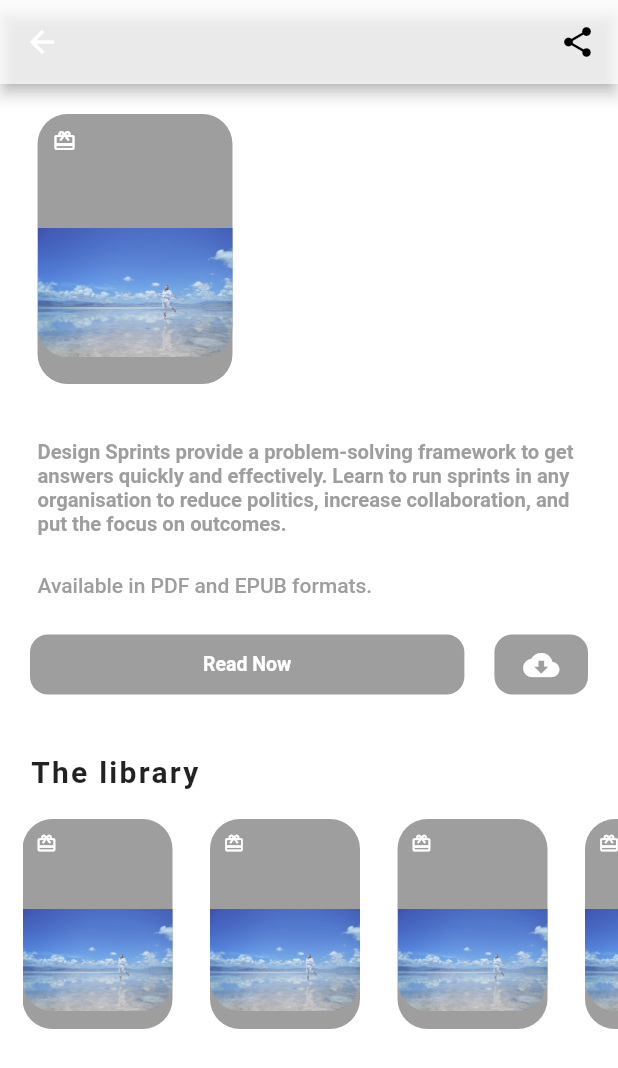
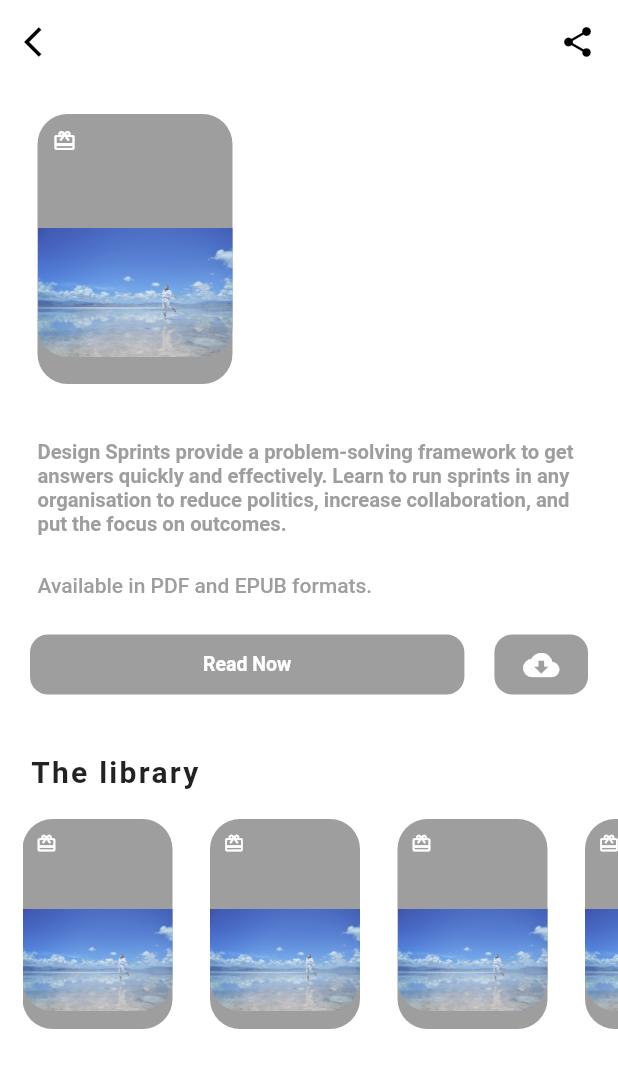
Before and after one commit to TobiCrackIT/UI-Challenge, a Flutter app: the Detail screen opened directly with empty values, on a phone screen of 412 x 824 dp. Shown: the top 1068 px of the screen. Run offline on Flutter 3.47's test engine with Material 2 defaults, Android fonts, the phone set to English and light mode, and no system bars.

Commit message:
Modify details appbar

```diff
--- a/lib/Book.dart
+++ b/lib/Book.dart
@@ -4,5 +4,5 @@ class Book {
   final String author, title, imageURL, description;
   final Color color;
 
-  Book(this.author, this.title, this.color, this.imageURL, this.description);
+  Book(this.author, this.title, this.color, this.imageURL, {this.description});
 }
--- a/lib/detail.dart
+++ b/lib/detail.dart
@@ -16,6 +16,15 @@ class Detail extends StatelessWidget {
     return Scaffold(
       backgroundColor: Colors.white,
       appBar: AppBar(
+        elevation: 0.0,
+        bottomOpacity: 0.0,
+        leading: IconButton(
+          onPressed: () {
+            Navigator.pop(context);
+          },
+          color: Colors.black,
+          icon: Icon(Icons.arrow_back_ios),
+        ),
         actions: <Widget>[
           Padding(
             padding: EdgeInsets.symmetric(horizontal: 15.0),
```
